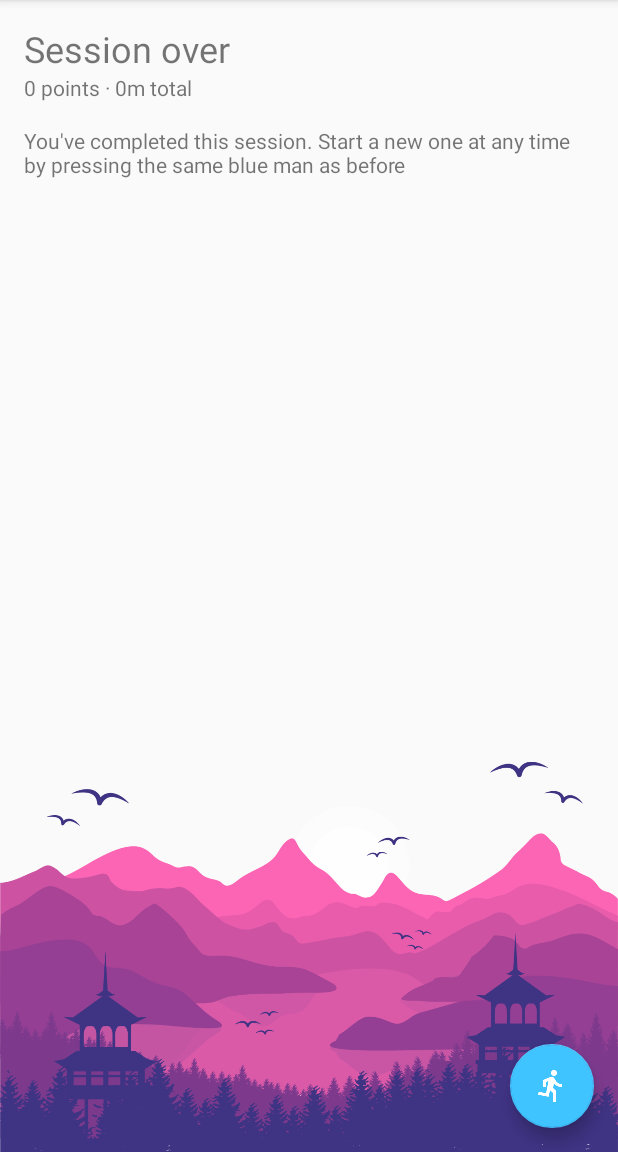
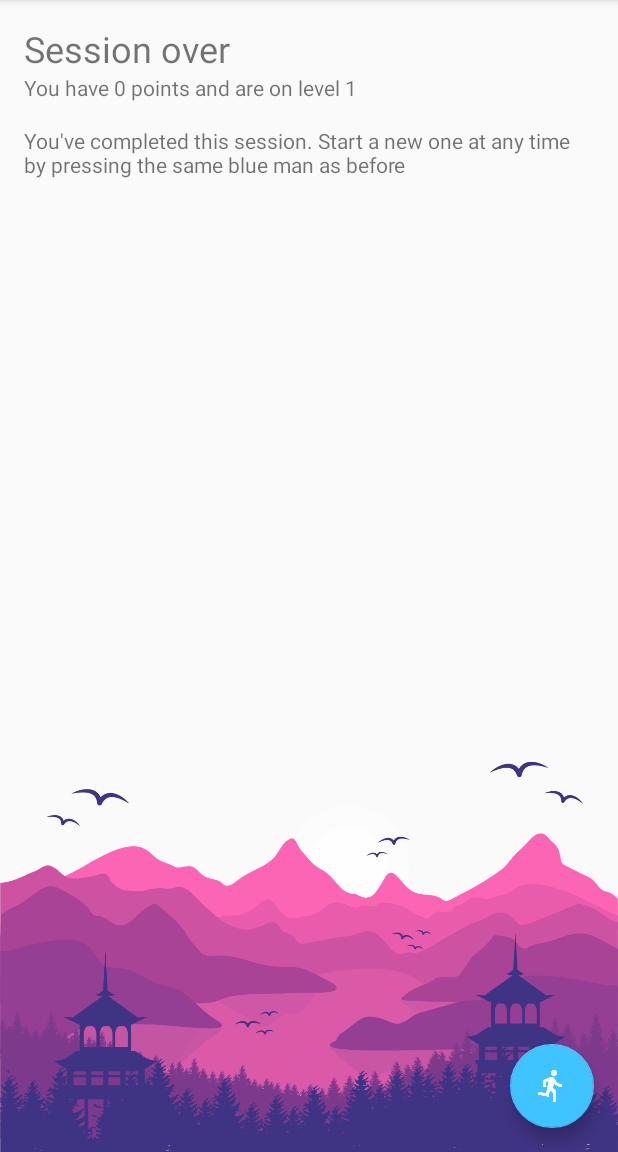
Before and after one commit to eilifjohansen/new-route, an Android app: the FinishedActivity screen opened directly, with no data from a screen before it, on a phone screen of 412 x 824 dp, the part 84-1236 px from its top. Run offline under Robolectric (Android 15) with nearby library versions, the phone set to English and light mode, and no system bars.

Commit message:
trying to fix stuff

```diff
--- a/app/src/main/java/no/enkeloversikt/newroute/new_route/FinishedActivity.java
+++ b/app/src/main/java/no/enkeloversikt/newroute/new_route/FinishedActivity.java
@@ -32,16 +32,14 @@ public class FinishedActivity extends AppCompatActivity {
 
         TextView statsView = (TextView) findViewById(R.id.stats);
 
-        String d = db.fetchType("totalDistance");
-
-        int dist = 0;
-
-        if(d != null) {
-            dist = Math.round(Float.parseFloat(d));
+        String level = db.fetchType("level");
+        if(level == null){
+            db.updateOrInsert("level", "1");
+            level = "1";
         }
 
-        String statsText = Integer.toString(db.getScore()) + " points · " +
-                dist + "m total";
+        String statsText = "You have " + Integer.toString(db.getScore()) + " points and are on level " +
+                level;
         statsView.setText(statsText);
 
         final Intent mapsActivity = new Intent(this, MapsActivity.class);
--- a/app/src/main/java/no/enkeloversikt/newroute/new_route/SettingsListActivity.java
+++ b/app/src/main/java/no/enkeloversikt/newroute/new_route/SettingsListActivity.java
@@ -37,7 +37,7 @@ public class SettingsListActivity extends AppCompatActivity {
             @Override
             public void onClick(View v) {
                 if(db.killScore()){
-                    Toast.makeText(getBaseContext(), "Score reset", Toast.LENGTH_SHORT).show();
+                    Toast.makeText(getBaseContext(), "Score and level reset", Toast.LENGTH_SHORT).show();
                     startActivity(InformationActivity);
                 } else {
                     Toast.makeText(getBaseContext(), "No score to reset.", Toast.LENGTH_SHORT).show();
--- a/app/src/main/java/no/enkeloversikt/newroute/new_route/database/DatabaseHelper.java
+++ b/app/src/main/java/no/enkeloversikt/newroute/new_route/database/DatabaseHelper.java
@@ -92,7 +92,7 @@ public class DatabaseHelper extends SQLiteOpenHelper {
 
     public boolean killScore(){
         SQLiteDatabase db = this.getWritableDatabase();
-
+        this.updateOrInsert("level", "0");
         return db.delete(tableName, "visited = 1", null) > 0;
 
     }
```
Also changed, not shown: app/src/main/java/no/enkeloversikt/newroute/new_route/MapsActivity.java (+38 -36 lines).
